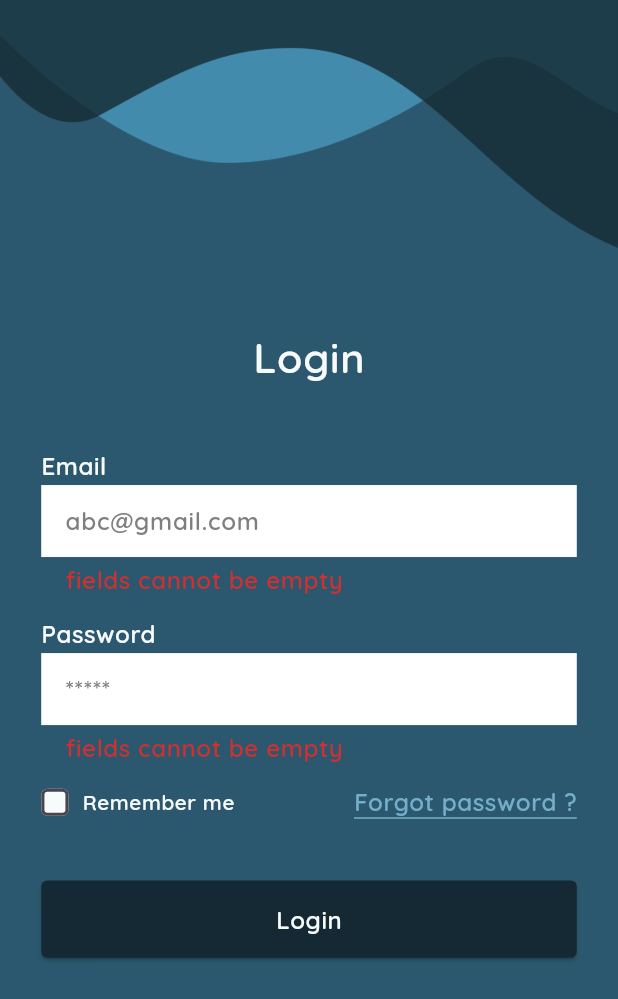
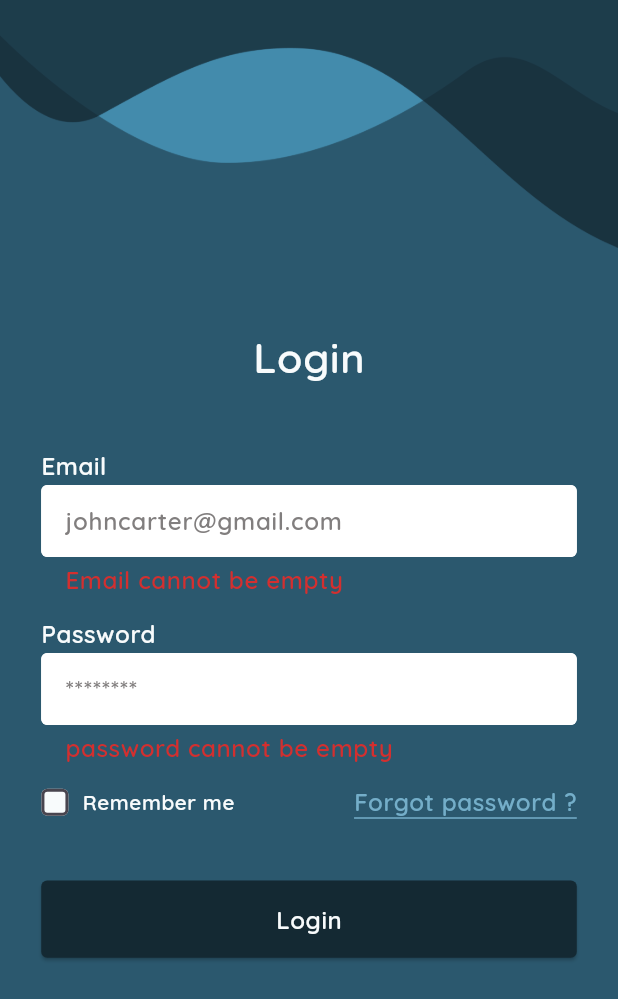
Before and after one commit to Master-Bibash/Apartment-management-system, a Flutter app: the screen it shows after launch, after a tap on "Login", on a phone screen of 412 x 824 dp. Shown: the top 999 px of the screen. Run offline on Flutter 3.47's test engine with Material 3 defaults, Android fonts, the phone set to English and light mode, and no system bars; our stand-ins replace flutter_bloc, flutter_screenutil, google_fonts.

Commit message:
apartment mms

```diff
--- a/lib/main.dart
+++ b/lib/main.dart
@@ -1,6 +1,8 @@
 import 'package:flutter/material.dart';
 import 'package:flutter_apartmentmanagementsystem_1/Theme/style.dart';
+import 'package:flutter_apartmentmanagementsystem_1/screens/login/components/widgets/Cubit/border_cubit.dart';
 import 'package:flutter_apartmentmanagementsystem_1/screens/login/login_screen.dart';
+import 'package:flutter_bloc/flutter_bloc.dart';
 import 'package:flutter_screenutil/flutter_screenutil.dart';
 
 void main() {
@@ -17,7 +19,11 @@ class MyApp extends StatelessWidget {
       ScreenUtil.init(context);
 
     return ScreenUtilInit(
-      child: MaterialApp(
+      child:MultiBlocProvider(
+        providers: [
+          BlocProvider(create: (context) => FormFieldCubit(),),
+        ]
+      , child:  MaterialApp(
         debugShowCheckedModeBanner: false,
         title: 'Visitor Management System',
         theme: appTheme(),
@@ -26,7 +32,12 @@ class MyApp extends StatelessWidget {
         routes: {'/login': (context) => const LoginScreen()},
         home: const LoginScreen(),
       ),
+
+
+      ),
       designSize: const Size(360, 640),
+
     );
+
   }
 }
--- /dev/null
+++ b/lib/screens/login/components/widgets/Cubit/border_cubit.dart
@@ -0,0 +1,13 @@
+import 'package:flutter_bloc/flutter_bloc.dart';
+
+enum FormFieldStatus { empty, valid, invalid }
+
+class FormFieldCubit extends Cubit<Map<String, FormFieldStatus>> {
+  FormFieldCubit() : super({});
+  void updateField(String fieldName, String value) {
+    emit({
+      ...state,
+      fieldName: value.isEmpty ? FormFieldStatus.empty : FormFieldStatus.valid
+    });
+  }
+}
--- a/lib/screens/login/components/widgets/text_field_widget.dart
+++ b/lib/screens/login/components/widgets/text_field_widget.dart
@@ -1,23 +1,42 @@
 import 'package:flutter/material.dart';
+import 'package:flutter_apartmentmanagementsystem_1/screens/login/components/widgets/Cubit/border_cubit.dart';
+import 'package:flutter_bloc/flutter_bloc.dart';
 import 'package:flutter_screenutil/flutter_screenutil.dart';
 
 class TextFieldWidget extends StatelessWidget {
-  TextFieldWidget(
-      {required this.controller,
+  TextFieldWidget({
+    required this.controller,
     required this.type,
     required this.hinttext,
-      required this.valid});
+    required this.valid,
+    required this.fieldName,
+  });
 
   TextEditingController controller;
   TextInputType type;
   String hinttext;
   String Function(String?) valid;
+  final String fieldName;
+
+  final _formFieldCubit = FormFieldCubit();
 
   @override
   Widget build(BuildContext context) {
+    print('build');
     ThemeData theme = Theme.of(context);
+    String data;
 
+    return BlocBuilder<FormFieldCubit, Map<String, FormFieldStatus>>(
+      bloc: _formFieldCubit,
+      builder: (context, state) {
         return TextFormField(
+          onChanged: (value) {
+            print("state is ${state[fieldName]?.name}");
+            _formFieldCubit.updateField(fieldName, value);
+            data = value.toString();
+            // data = value.toString();
+            if (data.isEmpty) {}
+          },
           validator: valid,
           textAlign: TextAlign.start,
           textAlignVertical: TextAlignVertical(y: -0.10),
@@ -29,31 +48,62 @@ class TextFieldWidget extends StatelessWidget {
           ),
           controller: controller,
           decoration: InputDecoration(
-          // errorText: "Please eneter something",
+            errorStyle: TextStyle(
+              decorationStyle: TextDecorationStyle.solid,
+            ),
+            // errorText: "asdasdasd",
+            errorBorder: OutlineInputBorder(
+              borderRadius: BorderRadius.circular(4),
+              borderSide: BorderSide(
+                color: state[fieldName]?.name == FormFieldStatus.empty
+                    ? Colors.red
+                    : Colors.white,
+                width: 3.w,
+              ),
+            ),
+            focusedErrorBorder: OutlineInputBorder(
+              borderRadius: BorderRadius.circular(4),
+              borderSide: BorderSide(
+                color: state[fieldName]?.name == FormFieldStatus.empty
+                    ? Colors.red
+                    : Colors.white,
+                width: 3.w,
+              ),
+            ),
             hintText: hinttext,
             hintStyle: TextStyle(
-              // decoration:PostFilledField
-              color: theme.hintColor),
-          // fillColor: Theme.of(context).,
-
+              color: theme.hintColor,
+            ),
             contentPadding: EdgeInsets.all(12),
             filled: true,
             enabledBorder: OutlineInputBorder(
               borderRadius: BorderRadius.circular(4),
               borderSide: BorderSide(
-              color: Colors.white,
+                color: state[fieldName]?.name == FormFieldStatus.empty
+                    ? Colors.red
+                    : Colors.white,
                 width: 3.w,
               ),
             ),
             focusedBorder: OutlineInputBorder(
               borderRadius: BorderRadius.circular(4),
               borderSide: BorderSide(
-              color: Colors.white,
+                color: state[fieldName]?.name == FormFieldStatus.empty
+                    ? Colors.red
+                    : Colors.white,
+                width: 3.w,
               ),
             ),
-          border: InputBorder.none
+            border: OutlineInputBorder(
+              borderRadius: BorderRadius.circular(4),
+              borderSide: BorderSide(
+                color: Colors.white,
+                width: 2,
               ),
-
+            ),
+          ),
+        );
+      },
     );
   }
 }
--- a/lib/screens/login/login_screen.dart
+++ b/lib/screens/login/login_screen.dart
@@ -57,6 +57,7 @@ class _LoginScreenState extends State<LoginScreen> {
           Padding(
             padding: EdgeInsets.symmetric(horizontal: 24.w),
             child: Form(
+              // autovalidateMode: AutovalidateMode.onUserInteraction,
                 key: globalKey,
                 child: Column(
                   mainAxisAlignment: MainAxisAlignment.start,
@@ -70,13 +71,14 @@ class _LoginScreenState extends State<LoginScreen> {
                       height: 2.h,
                     ),
                     TextFieldWidget(
+                      fieldName: 'email',
                       controller: emailcontroller,
                       type: TextInputType.emailAddress,
-                      hinttext: 'abc@gmail.com',
+                      hinttext: 'johncarter@gmail.com',
 
                        valid: (value) {
                         if (value!.isEmpty) {
-                          return "fields cannot be empty";
+                          return "Email cannot be empty";
                         }
                         return '';
                       },
@@ -92,15 +94,16 @@ class _LoginScreenState extends State<LoginScreen> {
                       height: 2.h,
                     ),
                     TextFieldWidget(
+                      fieldName: 'password',
                       valid: (value) {
                         if (value!.isEmpty) {
-                          return "fields cannot be empty";
+                          return "password cannot be empty";
                         }
                         return '';
                       },
                       controller: passwordcontroller,
                       type: TextInputType.text,
-                      hinttext: "*****",
+                      hinttext: "********",
                     ),
                     SizedBox(
                       height: 12.h,
--- a/pubspec.yaml
+++ b/pubspec.yaml
@@ -37,6 +37,7 @@ dependencies:
   cupertino_icons: ^1.0.6
   flutter_screenutil: ^5.9.0
   google_fonts: ^6.1.0
+  flutter_bloc: ^8.1.3
 
 dev_dependencies:
   flutter_test:
```
Also changed, not shown: pubspec.lock. Lines whose indentation alone changed are shown as unchanged.
